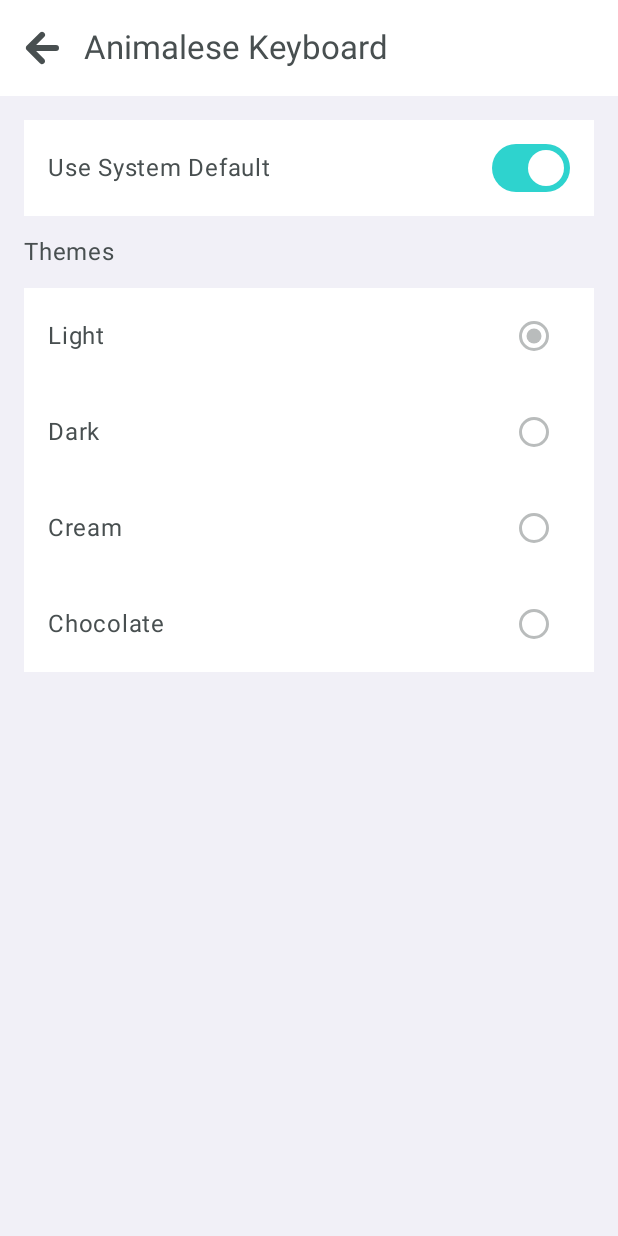
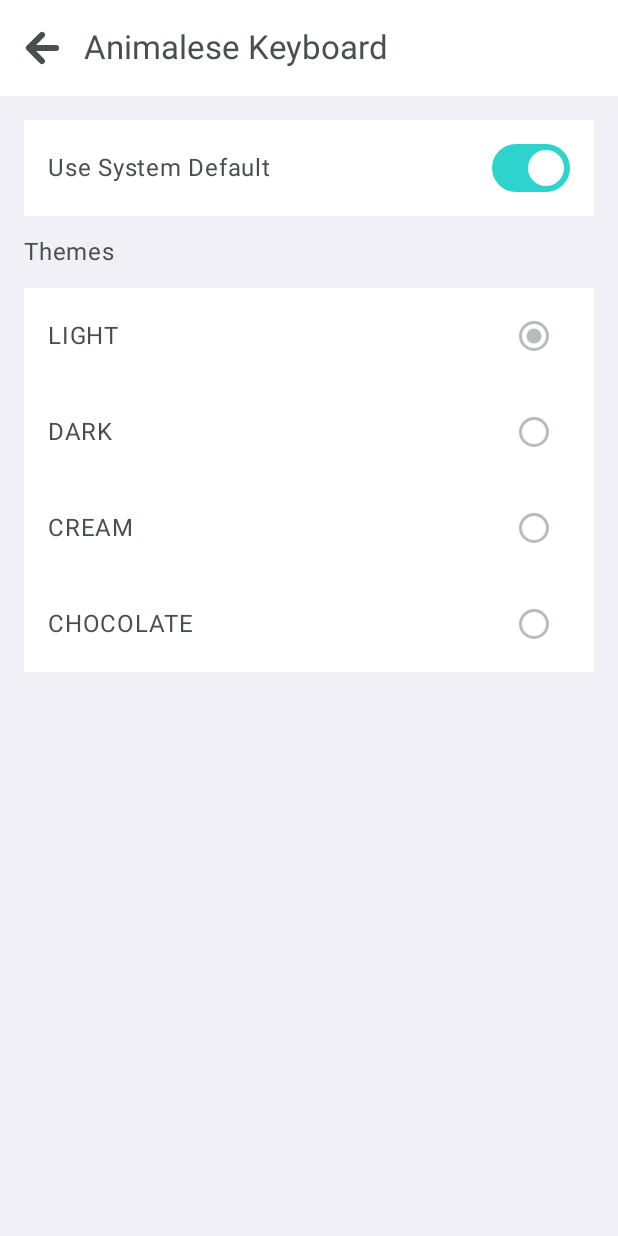
Before and after one commit to joshxviii/animalese-typing-keyboard, an Android app built with Jetpack Compose: the ThemesSettingsScreen screen opened through its navigation route, on a phone screen of 412 x 824 dp. Run offline under Robolectric (Android 15) with nearby library versions, the phone set to English and light mode, and no system bars.

Commit message:
Theme system changes

```diff
--- a/app/src/main/java/com/example/animalese_typing/AnimalesePreferences.kt
+++ b/app/src/main/java/com/example/animalese_typing/AnimalesePreferences.kt
@@ -8,8 +8,8 @@ import androidx.datastore.preferences.core.edit
 import androidx.datastore.preferences.core.floatPreferencesKey
 import androidx.datastore.preferences.core.stringPreferencesKey
 import androidx.datastore.preferences.preferencesDataStore
+import com.example.animalese_typing.ui.theme.AnimaleseThemes
 import com.example.animalese_typing.ui.theme.ThemeColors
-import com.example.animalese_typing.ui.theme.parseTheme
 import kotlinx.coroutines.flow.Flow
 import kotlinx.coroutines.flow.map
 
@@ -30,7 +30,7 @@ class AnimalesePreferences (val context: Context) {
 
     // TODO serialize themes as json for custom theme support
     suspend fun saveTheme(name: String) { context.dataStore.edit { it[THEME] = name } }
-    fun getTheme(): Flow<ThemeColors> = context.dataStore.data.map { prefs -> parseTheme(prefs[THEME] ?: "light" ) }
+    fun getTheme(): Flow<ThemeColors> = context.dataStore.data.map { prefs -> AnimaleseThemes.fromName(prefs[THEME] ?: "LIGHT" ) }
 
 
     //
--- a/app/src/main/java/com/example/animalese_typing/ui/keyboard/PopoutOverlay.kt
+++ b/app/src/main/java/com/example/animalese_typing/ui/keyboard/PopoutOverlay.kt
@@ -29,7 +29,7 @@ fun PopoutOverlay(
             val position = it.positionOnScreen()
             overlayScreenOffset = IntOffset(position.x.toInt(), position.y.toInt())
         }
-            .background(Color.Red.opacity(0.1f))
+//            .background(Color.Red.opacity(0.1f))
     ) {
         Layout(
             modifier = modifier,
--- a/app/src/main/java/com/example/animalese_typing/ui/keyboard/TextSuggestBar.kt
+++ b/app/src/main/java/com/example/animalese_typing/ui/keyboard/TextSuggestBar.kt
@@ -16,8 +16,8 @@ import androidx.compose.ui.text.style.TextAlign
 import androidx.compose.ui.tooling.preview.Preview
 import androidx.compose.ui.unit.dp
 import com.example.animalese_typing.R
-import com.example.animalese_typing.ui.theme.AnimaleseColors
 import com.example.animalese_typing.ui.theme.AnimaleseTypingTheme
+import com.example.animalese_typing.ui.theme.Theme
 
 @Composable
 fun TextSuggestBar(
@@ -42,7 +42,7 @@ fun TextSuggestBar(
             Icon(
                 painter = painterResource(id = R.drawable.ic_backout),
                 contentDescription = "",
-                tint = AnimaleseColors.keyText
+                tint = Theme.colors.keyText
             )
         }
 
@@ -51,7 +51,7 @@ fun TextSuggestBar(
             .forEach { suggestion ->
             Text(
                 text = suggestion,
-                color = AnimaleseColors.keyText,
+                color = Theme.colors.keyText,
                 textAlign = TextAlign.Center,
                 modifier = Modifier
                     .weight(1f)
--- a/app/src/main/java/com/example/animalese_typing/ui/settings/ThemeSettingsScreen.kt
+++ b/app/src/main/java/com/example/animalese_typing/ui/settings/ThemeSettingsScreen.kt
@@ -1,6 +1,5 @@
 package com.example.animalese_typing.ui.settings
 
-import androidx.compose.foundation.isSystemInDarkTheme
 import androidx.compose.material3.Switch
 import androidx.compose.runtime.Composable
 import androidx.compose.runtime.collectAsState
@@ -9,11 +8,8 @@ import androidx.compose.runtime.rememberCoroutineScope
 import androidx.compose.ui.platform.LocalContext
 import androidx.compose.ui.tooling.preview.Preview
 import com.example.animalese_typing.AnimalesePreferences
+import com.example.animalese_typing.ui.theme.AnimaleseThemes
 import com.example.animalese_typing.ui.theme.AnimaleseTypingTheme
-import com.example.animalese_typing.ui.theme.Chocolate
-import com.example.animalese_typing.ui.theme.Cream
-import com.example.animalese_typing.ui.theme.Dark
-import com.example.animalese_typing.ui.theme.Light
 import kotlinx.coroutines.launch
 
 @Composable
@@ -21,15 +17,8 @@ fun ThemesSettingsScreen(
     preferences: AnimalesePreferences = AnimalesePreferences(LocalContext.current)
 ) {
     val scope = rememberCoroutineScope()
-    val currentTheme by preferences.getTheme().collectAsState(initial = Light)
+    val currentTheme by preferences.getTheme().collectAsState(initial = AnimaleseThemes.Light)
     val useSystemDefault by preferences.getSystemDefaultTheme().collectAsState(initial = true)
-
-    val themes = listOf(
-        "Light" to Light,
-        "Dark" to Dark,
-        "Cream" to Cream,
-        "Chocolate" to Chocolate
-    )
 
     SettingsList {
 
@@ -43,11 +32,11 @@ fun ThemesSettingsScreen(
         )
 
         SettingsCategory("Themes")
-        themes.forEach { (themeName, themeValue) ->
+        AnimaleseThemes.themes.keys.forEach { themeName ->
             RadioButtonItem(
                 title = themeName,
-                selected = currentTheme == themeValue,
-                onClick = { scope.launch { preferences.saveTheme(themeName.lowercase()) } },
+                selected = currentTheme == AnimaleseThemes.fromName(themeName),
+                onClick = { scope.launch { preferences.saveTheme(themeName.uppercase()) } },
                 enabled = !useSystemDefault
             )
         }
--- a/app/src/main/java/com/example/animalese_typing/ui/theme/Color.kt
+++ b/app/src/main/java/com/example/animalese_typing/ui/theme/Color.kt
@@ -1,9 +1,9 @@
 package com.example.animalese_typing.ui.theme
 
-import androidx.compose.runtime.Composable
-import androidx.compose.runtime.ReadOnlyComposable
-import androidx.compose.runtime.staticCompositionLocalOf
 import androidx.compose.ui.graphics.Color
+import androidx.compose.ui.graphics.lerp
+import androidx.compose.ui.graphics.toArgb
+import androidx.core.graphics.ColorUtils
 
 /**
  * Color values used for the keyboard theme.
@@ -17,80 +17,75 @@ data class ThemeColors(
     val keyIcon: Color,
     val highlight: Color,
 )
-val Light:ThemeColors = ThemeColors(
-    background   = Color(0xFFF1F0F7),
-    keyBase      = Color(0xFFFFFFFF),
-    keyBaseAlt   = Color(0xFFCFE1FF),
-    keyText      = Color(0xFF484F50),
-    keyTextAlt   = Color(0xFF1A1B20),
-    keyIcon      = Color(0xFF1A1B20),
-    highlight    = Color(0xFF2ED3CE)
+object AnimaleseThemes {
+    val Light: ThemeColors = ThemeColors(
+        background = Color(0xFFF1F0F7),
+        keyBase = Color(0xFFFFFFFF),
+        keyBaseAlt = Color(0xFFCFE1FF),
+        keyText = Color(0xFF484F50),
+        keyTextAlt = Color(0xFF1A1B20),
+        keyIcon = Color(0xFF1A1B20),
+        highlight = Color(0xFF2ED3CE)
     )
 
-val Dark:ThemeColors = ThemeColors(
-    background   = Color(0xFF1A1B20),
-    keyBase      = Color(0xFF2F3036),
-    keyBaseAlt   = Color(0xFF45464C),
-    keyText      = Color(0xFFF1F0F7),
-    keyTextAlt   = Color(0xFFF1F0F7),
-    keyIcon      = Color(0xFFF1F0F7),
-    highlight    = Color(0xFF00D0CB)
+    val Dark: ThemeColors = ThemeColors(
+        background = Color(0xFF1A1B20),
+        keyBase = Color(0xFF2F3036),
+        keyBaseAlt = Color(0xFF45464C),
+        keyText = Color(0xFFF1F0F7),
+        keyTextAlt = Color(0xFFF1F0F7),
+        keyIcon = Color(0xFFF1F0F7),
+        highlight = Color(0xFF00D0CB)
     )
 
-val Cream:ThemeColors = ThemeColors(
-    background   = Color(0xFFFFFAE4),
-    keyBase      = Color(0xFFECE0D0),
-    keyBaseAlt   = Color(0xFFDECBB2),
-    keyText      = Color(0xFFB49162),
-    keyTextAlt   = Color(0xFFB9935E),
-    keyIcon      = Color(0xFFD9BD96),
-    highlight    = Color(0xFF2ED3CE)
+    val Cream: ThemeColors = ThemeColors(
+        background = Color(0xFFFFFAE4),
+        keyBase = Color(0xFFECE0D0),
+        keyBaseAlt = Color(0xFFDECBB2),
+        keyText = Color(0xFFB49162),
+        keyTextAlt = Color(0xFFB9935E),
+        keyIcon = Color(0xFFD9BD96),
+        highlight = Color(0xFF2ED3CE)
     )
 
-val Chocolate:ThemeColors = ThemeColors(
-    background   = Color(0xFF2B2218),
-    keyBase      = Color(0xFF3A3429),
-    keyBaseAlt   = Color(0xFF4A3F30),
-    keyText      = Color(0xFFE8D5B5),
-    keyTextAlt   = Color(0xFFF0D4A8),
-    keyIcon      = Color(0xFFF0D9B0),
-    highlight    = Color(0xFF00D0CB)
+    val Chocolate: ThemeColors = ThemeColors(
+        background = Color(0xFF2B2218),
+        keyBase = Color(0xFF3A3429),
+        keyBaseAlt = Color(0xFF4A3F30),
+        keyText = Color(0xFFE8D5B5),
+        keyTextAlt = Color(0xFFF0D4A8),
+        keyIcon = Color(0xFFF0D9B0),
+        highlight = Color(0xFF00D0CB)
     )
 
     /**
- * Parses a theme name string into a [ThemeColors]
+     * Parses a theme name string into a [ThemeColors].
+     *
+     * @param name The case-insensitive name of the theme.
      */
-fun parseTheme(name: String): ThemeColors {
-    return when (name.lowercase()) {
-        "dark" -> Dark
-        "cream" -> Cream
-        "chocolate" -> Chocolate
-        else -> Light
+    fun fromName(name: String): ThemeColors {
+        return themes[name.uppercase()] ?: Light
     }
+
+    val themes = mapOf(
+        "LIGHT" to Light,
+        "DARK" to Dark,
+        "CREAM" to Cream,
+        "CHOCOLATE" to Chocolate
+    )
 }
 
 /**
- * Darkens light [Color] and lightens dark colors.
+ * Darkens light [Color] and lightens dark colors by blending towards black or white.
+ *
+ * @param amount The fraction to blend, between 0.0 and 1.0.
  */
 fun Color.highlight(amount: Float = 0.125f): Color {
-    val luminance = 0.299f * red + 0.587f * green + 0.114f * blue
+    val luminance = ColorUtils.calculateLuminance(this.toArgb())
     val isDark = luminance < 0.5f
 
-    return if (isDark) {
-        copy(
-            red = red + (1f - red) * amount,
-            green = green + (1f - green) * amount,
-            blue = blue + (1f - blue) * amount,
-            alpha = alpha
-        )
-    } else {
-        copy(
-            red = red * (1f - amount),
-            green = green * (1f - amount),
-            blue = blue * (1f - amount),
-            alpha = alpha
-        )
-    }
+    val targetColor = if (isDark) Color.White else Color.Black
+    return lerp(this, targetColor, amount)
 }
 
 /**
@@ -99,10 +94,3 @@ fun Color.highlight(amount: Float = 0.125f): Color {
 fun Color.opacity(amount: Float): Color {
     return copy(alpha = amount)
 }
-
-val LocalAnimaleseColors = staticCompositionLocalOf { Light }
-
-val AnimaleseColors: ThemeColors
-    @Composable
-    @ReadOnlyComposable
-    get() = LocalAnimaleseColors.current
--- a/app/src/main/java/com/example/animalese_typing/ui/theme/Theme.kt
+++ b/app/src/main/java/com/example/animalese_typing/ui/theme/Theme.kt
@@ -2,17 +2,14 @@ package com.example.animalese_typing.ui.theme
 
 import androidx.compose.foundation.isSystemInDarkTheme
 import androidx.compose.material3.MaterialTheme
-import androidx.compose.material3.Typography
 import androidx.compose.runtime.Composable
 import androidx.compose.runtime.CompositionLocalProvider
+import androidx.compose.runtime.ReadOnlyComposable
 import androidx.compose.runtime.collectAsState
 import androidx.compose.runtime.getValue
+import androidx.compose.runtime.staticCompositionLocalOf
 import androidx.compose.ui.platform.LocalContext
-import androidx.compose.ui.text.font.Font
-import androidx.compose.ui.text.font.FontFamily
-import androidx.compose.ui.text.font.FontWeight
 import com.example.animalese_typing.AnimalesePreferences
-import com.example.animalese_typing.R
 
 /**
  * Applies the Animalese Theme to all it's children.
@@ -22,13 +19,13 @@ fun AnimaleseTypingTheme(
     theme: ThemeColors? = null,
     content: @Composable () -> Unit
 ) {
-    val storedTheme by AnimalesePreferences(LocalContext.current).getTheme().collectAsState(initial = Light)
+    val storedTheme by AnimalesePreferences(LocalContext.current).getTheme().collectAsState(initial = AnimaleseThemes.Light)
     val useSystemTheme by AnimalesePreferences(LocalContext.current).getSystemDefaultTheme().collectAsState(initial = true)
     val currentTheme = theme?:
-        if (useSystemTheme) if (isSystemInDarkTheme()) Dark else Light
+        if (useSystemTheme) if (isSystemInDarkTheme()) AnimaleseThemes.Dark else AnimaleseThemes.Light
         else storedTheme
 
-    CompositionLocalProvider(LocalAnimaleseColors provides currentTheme) {
+    CompositionLocalProvider(LocalThemeColors provides currentTheme) {
         MaterialTheme(
             colorScheme = androidx.compose.material3.darkColorScheme()
                 .copy(
@@ -43,3 +40,17 @@ fun AnimaleseTypingTheme(
         )
     }
 }
+
+val LocalThemeColors = staticCompositionLocalOf { AnimaleseThemes.Light }
+
+/**
+ * Provides access to the current theme's colors.
+ *
+ * Usage: `Theme.colors.keyBase`
+ */
+object Theme {
+    val colors: ThemeColors
+        @Composable
+        @ReadOnlyComposable
+        get() = LocalThemeColors.current
+}
```
Also changed, not shown: app/src/main/java/com/example/animalese_typing/ui/keyboard/KeyButton.kt (+6 -8 lines), app/src/main/java/com/example/animalese_typing/ui/keyboard/KeyPopout.kt (+4 -4 lines), app/src/main/java/com/example/animalese_typing/ui/keyboard/KeyPopoutMenu.kt (+8 -8 lines), app/src/main/java/com/example/animalese_typing/ui/keyboard/KeyboardView.kt (+4 -4 lines), app/src/main/java/com/example/animalese_typing/ui/keyboard/TopBar.kt (+4 -4 lines), app/src/main/java/com/example/animalese_typing/ui/ui_tests/ThemeTest.kt (+5 -8 lines). Lines whose indentation alone changed are shown as unchanged.
